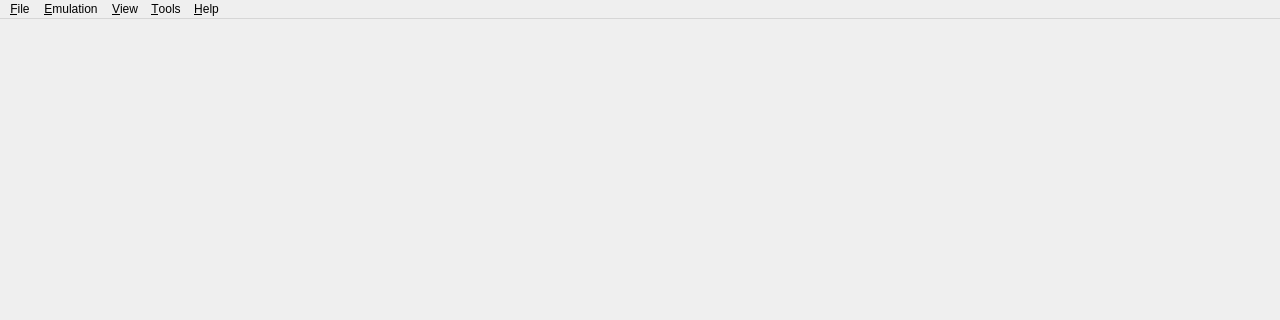
The window that src/yuzu/main.ui (QuantumGhost/yuzu) describes before a commit, drawn with Qt 5; both pictures show x 0 to 1280 and y 0 to 320 of the 1280 by 720 pixel window.
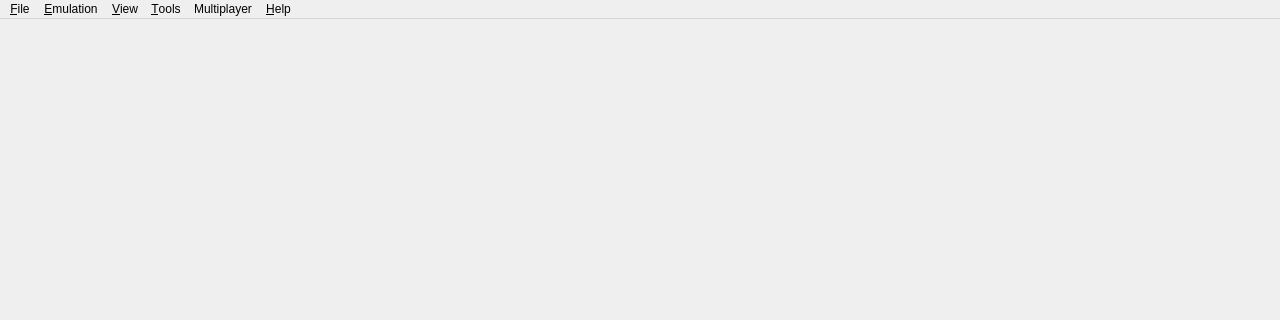
The same window after the commit. Icons and pictures are not drawn.

What changed in the file:
```diff
--- a/src/yuzu/main.ui
+++ b/src/yuzu/main.ui
@@ -120,6 +120,20 @@
     <addaction name="menu_Reset_Window_Size"/>
     <addaction name="menu_View_Debugging"/>
    </widget>
+   <widget class="QMenu" name="menu_Multiplayer">
+    <property name="enabled">
+     <bool>true</bool>
+    </property>
+    <property name="title">
+     <string>Multiplayer</string>
+    </property>
+    <addaction name="action_View_Lobby"/>
+    <addaction name="action_Start_Room"/>
+    <addaction name="action_Connect_To_Room"/>
+    <addaction name="separator"/>
+    <addaction name="action_Show_Room"/>
+    <addaction name="action_Leave_Room"/>
+   </widget>
    <widget class="QMenu" name="menu_Tools">
     <property name="title">
      <string>&amp;Tools</string>
```
Left out of the diff: 10 changed lines with no effect on the pictures.
